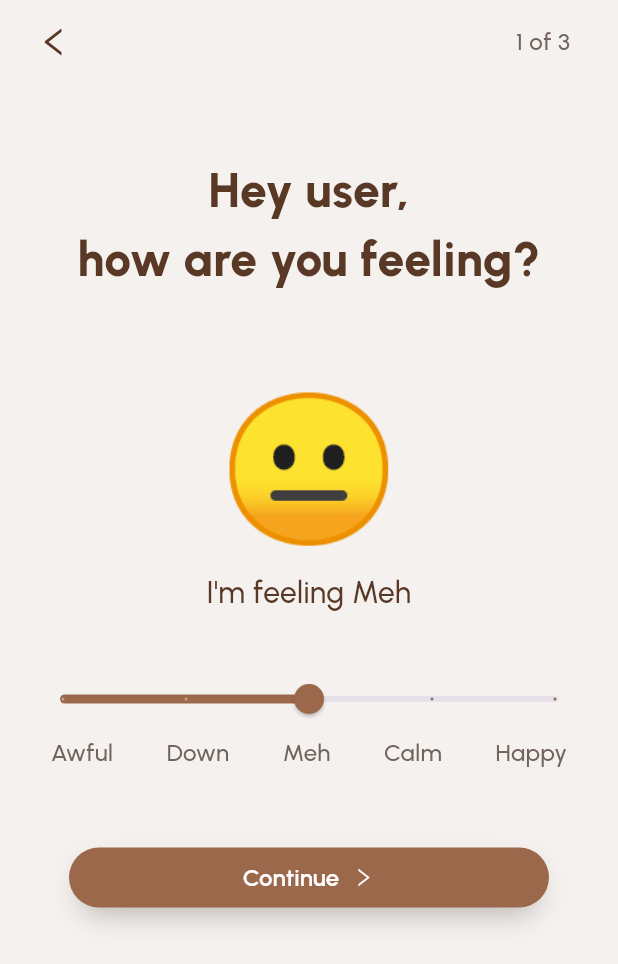
After one commit to gianworks/emotiary, a Flutter app: the NewEntryScreen screen opened directly, on a phone screen of 412 x 824 dp. The commit adds this screen. Shown: the top 964 px of the screen. Run offline on Flutter 3.47's test engine with Material 3 defaults, Android fonts, the phone set to English and light mode, and no system bars; our stand-ins replace icons_plus.

Commit message:
Add new entry screen with mood selection

```diff
--- /dev/null
+++ b/lib/screens/new_entry/mood_selection_screen.dart
@@ -0,0 +1,69 @@
+import "package:flutter/material.dart";
+import "package:emotiary/theme/app_colors.dart";
+import "package:emotiary/theme/app_text_styles.dart";
+import "package:emotiary/widgets/primary_button.dart";
+
+class MoodSelectionScreen extends StatefulWidget {
+  final Function(MapEntry<String, String>) onFinished;
+
+  const MoodSelectionScreen({
+    super.key,
+    required this.onFinished
+  });
+
+  @override
+  State<MoodSelectionScreen> createState() => _MoodSelectionScreenState();
+}
+
+class _MoodSelectionScreenState extends State<MoodSelectionScreen> with AutomaticKeepAliveClientMixin  {
+  final Map<String, String> _moods = {
+    "Awful": "😞",
+    "Down": "☹️",
+    "Meh": "😐️",
+    "Calm": "😊",
+    "Happy": "😄"
+  };
+
+  int _currentSliderValue = 3;
+
+  void _onSliderValueChanged(double value) => setState(() => _currentSliderValue = value.round());
+
+  @override
+  bool get wantKeepAlive => true;
+
+  @override
+  Widget build(BuildContext context) {
+    super.build(context);
+    return Scaffold(
+      body: ListView(
+        padding: const EdgeInsetsGeometry.symmetric(horizontal: 16),
+        physics: const NeverScrollableScrollPhysics(),
+        children: [
+          SizedBox(height: 48),
+          Text("Hey user,\nhow are you feeling?", style: AppTextStyles.headlineLarge, textAlign: TextAlign.center),
+          SizedBox(height: 48),
+          Text(_moods.values.elementAt(_currentSliderValue - 1), style: TextStyle(fontSize: 96), textAlign: TextAlign.center),
+          Text("I'm feeling ${_moods.keys.elementAt(_currentSliderValue - 1)}", style: TextStyle(fontSize: 20, color: AppColors.darkBrown, fontWeight: FontWeight.w500), textAlign: TextAlign.center),
+          SizedBox(height: 32),
+          Slider(
+            value: _currentSliderValue.toDouble(),
+            min: 1,
+            max: _moods.length.toDouble(),
+            divisions: _moods.length - 1,
+            activeColor: AppColors.brownSugar,
+            onChanged: _onSliderValueChanged
+          ),
+          Row(
+            mainAxisAlignment: MainAxisAlignment.spaceAround,
+            children: _moods.keys.map((String mood) => Text(mood, style: AppTextStyles.bodyLarge)).toList()
+          ),
+          SizedBox(height: 48),
+          PrimaryButton(
+            label: "Continue",
+            onPressed: () => widget.onFinished(_moods.entries.elementAt(_currentSliderValue - 1))
+          )
+        ]
+      )
+    );
+  }
+}
--- /dev/null
+++ b/lib/screens/new_entry_screen.dart
@@ -0,0 +1,76 @@
+import "package:flutter/material.dart";
+import "package:icons_plus/icons_plus.dart";
+import "package:emotiary/screens/new_entry/mood_selection_screen.dart";
+import "package:emotiary/theme/app_colors.dart";
+import "package:emotiary/theme/app_text_styles.dart";
+
+class NewEntryScreen extends StatefulWidget {
+  const NewEntryScreen({super.key});
+
+  @override
+  State<NewEntryScreen> createState() => _NewEntryScreenState();
+}
+
+class _NewEntryScreenState extends State<NewEntryScreen> {
+  final PageController _pageController = PageController();
+
+  int _currentPageIndex = 0;
+
+  late MapEntry<String, String> mood;
+
+  void _onPageChanged(int index) => setState(() => _currentPageIndex = index);
+
+  void _goToNextPage() => _pageController.nextPage(duration: const Duration(milliseconds: 300), curve: Curves.easeInOut);
+  void _goToPreviousPage() => _pageController.previousPage(duration: const Duration(milliseconds: 300), curve: Curves.easeInOut);
+
+  @override
+  void dispose() {
+    super.dispose();
+    _pageController.dispose();
+  }
+
+  @override
+  Widget build(BuildContext context) {
+    final List<Widget> screens = [
+      MoodSelectionScreen(
+        onFinished: (MapEntry<String, String> mood) {
+          setState(() => this.mood = mood);
+          _goToNextPage();
+        }
+      ),
+      SizedBox(),
+      SizedBox()
+    ];
+
+    return Scaffold(
+      appBar: AppBar(
+        forceMaterialTransparency: true,
+        leading: Padding(
+          padding: const EdgeInsetsGeometry.only(left: 16),
+          child: IconButton(
+            icon: const Icon(AntDesign.left_outline, color: AppColors.darkBrown),
+            onPressed: () {
+              if (_currentPageIndex > 0) {
+                _goToPreviousPage();
+              } else {
+                Navigator.of(context).pop();
+              }
+            }
+          )
+        ),
+        actions: [
+          Padding(
+            padding: const EdgeInsetsGeometry.only(right: 32),
+            child: Text("${_currentPageIndex + 1} of ${screens.length}", style: AppTextStyles.bodyLarge)
+          )
+        ]
+      ),
+      body: PageView(
+        controller: _pageController,
+        physics: NeverScrollableScrollPhysics(),
+        onPageChanged: _onPageChanged,
+        children: screens
+      ),
+    );
+  }
+}
--- /dev/null
+++ b/lib/widgets/primary_button.dart
@@ -0,0 +1,51 @@
+import "package:flutter/material.dart";
+import "package:icons_plus/icons_plus.dart";
+import "package:emotiary/theme/app_colors.dart";
+
+class PrimaryButton extends StatelessWidget {
+  final String label;
+  final VoidCallback onPressed;
+
+  const PrimaryButton({
+    super.key,
+    required this.label,
+    required this.onPressed
+  });
+
+  @override
+  Widget build(BuildContext context) {
+    return Center(
+      child: Container(
+        decoration: BoxDecoration(
+          borderRadius: BorderRadius.circular(12),
+          boxShadow: [
+            BoxShadow(
+              color: Colors.black.withValues(alpha: 0.25),
+              offset: const Offset(0, 8),
+              blurRadius: 16,
+              spreadRadius: -8
+            )
+          ]
+        ),
+        child: ElevatedButton(
+          style: ElevatedButton.styleFrom(
+            fixedSize: const Size(320, 40),
+            backgroundColor: AppColors.brownSugar,
+            foregroundColor: Colors.white,
+            elevation: 0,
+            shadowColor: Colors.transparent
+          ),
+          onPressed: onPressed,
+          child: Row(
+            mainAxisAlignment: MainAxisAlignment.center,
+            children: const [
+              Text("Continue", style: TextStyle(fontSize: 16, fontWeight: FontWeight.w600)),
+              SizedBox(width: 8),
+              Icon(AntDesign.right_outline, size: 16)
+            ]
+          )
+        )
+      )
+    );
+  }
+}
```
Also changed, not shown: lib/screens/main_screen.dart (+41 -15 lines).
